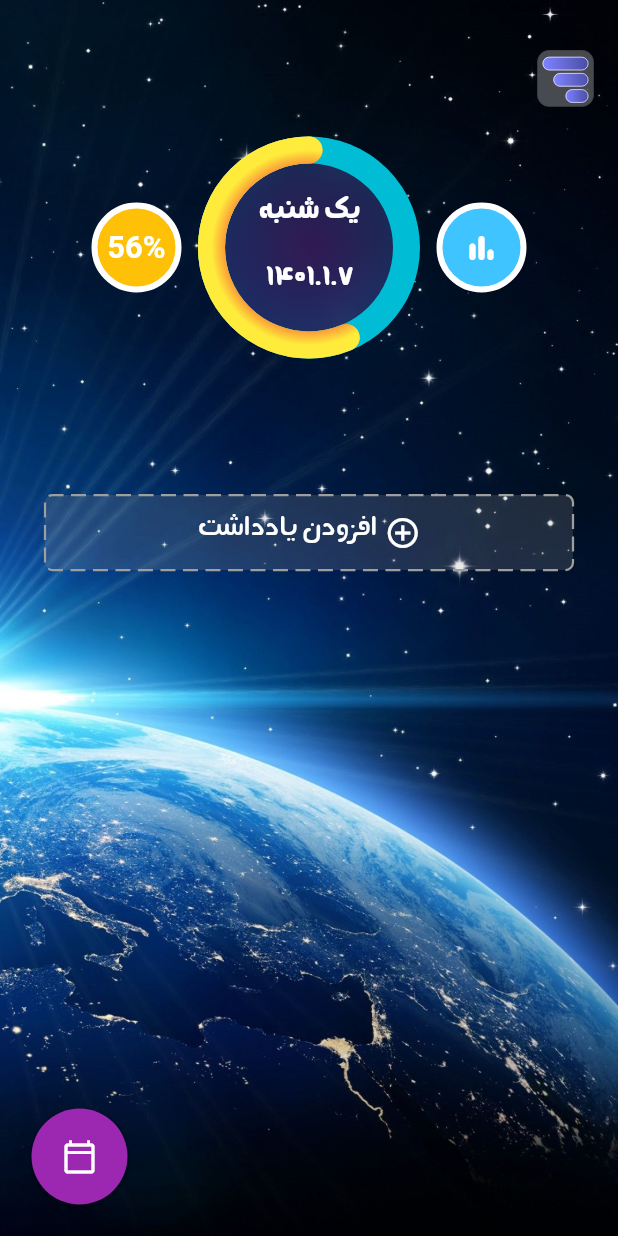
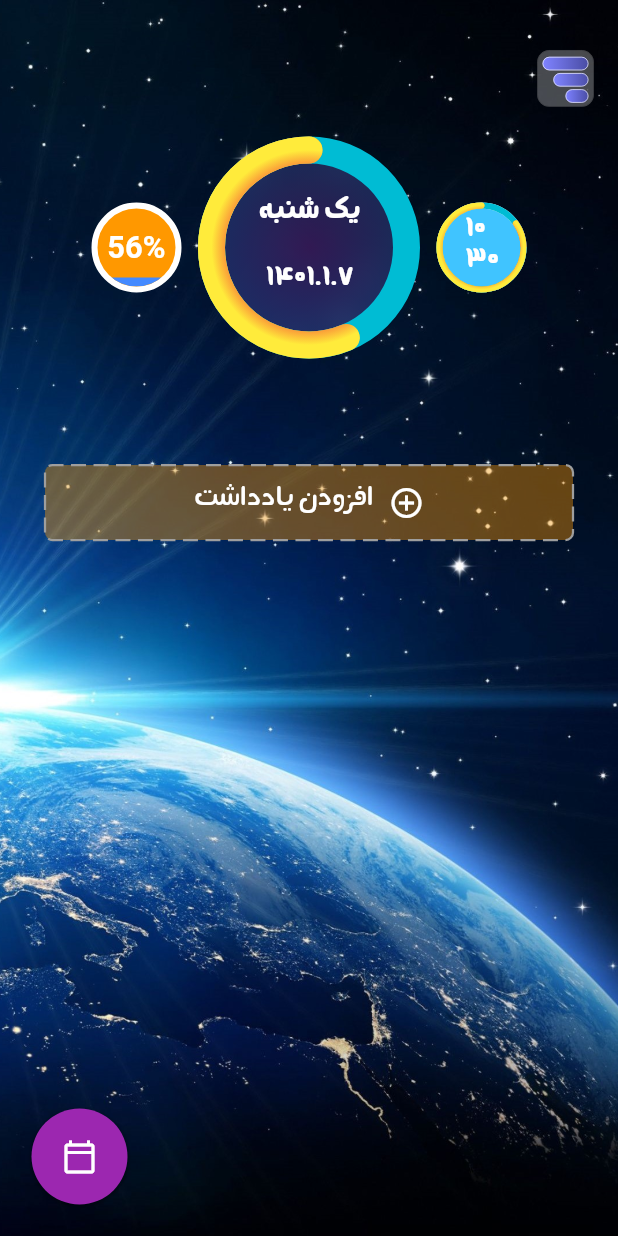
Before and after one commit to samad-nkarimi/today_app, a Flutter app: the screen it shows after launch, in the side drawer, after a tap on the "calendar today" icon, on a phone screen of 412 x 824 dp. Run offline on Flutter 3.47's test engine with Material 2 defaults, Android fonts, the phone set to English and light mode, and no system bars; drawn by our look-alikes of dotted_border; our stand-ins replace bloc, equatable, flutter_bloc, flutter_local_notifications, flutter_svg, rxdart and 1 more; missing offline and left inert: flutter_email_sender, store_redirect; accounts and stored records are empty; Roboto replaces fonts that are missing (ANegar).

Commit message:
ui change in widgets

```diff
--- a/lib/models/note.dart
+++ b/lib/models/note.dart
@@ -48,20 +48,30 @@ class Note extends Equatable {
     this.subTitle = subTitle;
   }
 
+  final List<Color> colors = [
+    Colors.red,
+    Colors.amber,
+    Colors.blue,
+    Colors.orange,
+    Colors.yellow,
+    Colors.green,
+  ];
+
   void setLabelColor(int colorIndex) {
-    switch (colorIndex) {
-      case 0:
-        labelColor = Colors.red;
-        break;
-      case 1:
-        labelColor = Colors.blueGrey;
-        break;
-      case 2:
-        labelColor = Colors.green;
-        break;
-      default:
-        labelColor = Colors.orange;
-    }
+    labelColor = colors[colorIndex];
+    // switch (colorIndex) {
+    //   case 0:
+    //     labelColor = colors[colorIndex];
+    //     break;
+    //   case 1:
+    //     labelColor = Colors.blueGrey;
+    //     break;
+    //   case 2:
+    //     labelColor = Colors.green;
+    //     break;
+    //   default:
+    //     labelColor = Colors.orange;
+    // }
     // labelColor = color;
   }
 
--- a/lib/screens/calender_page.dart
+++ b/lib/screens/calender_page.dart
@@ -148,10 +148,10 @@ class _CalendarPageState extends State<CalendarPage> {
                       child: const CustomCalendar(),
                     ),
                     const SizedBox(height: 20),
-                    if (notes.isEmpty) noNoteWidget(),
+                    // if (notes.isEmpty) noNoteWidget(),
+                    addNoteButtonWidget(),
+                    const SizedBox(height: 20),
                     for (int i = 0; i < notes.length; i++) NoteItem(notes[i]),
-                    const SizedBox(height: 20),
-                    addNoteButtonWidget(),
                     BlocBuilder<CalenderBloc, CalenderState>(
                         buildWhen: (previous, current) {
                       if (current is MonthAdequaciesCalenderState) {
--- a/lib/screens/home_page.dart
+++ b/lib/screens/home_page.dart
@@ -11,6 +11,7 @@ import 'package:today/utils/date_converter.dart';
 import 'package:today/widgets/add_note_button_widget.dart';
 import 'package:today/widgets/floating_button_widget.dart';
 import 'package:today/widgets/form_widget.dart';
+import 'package:today/widgets/hour_widget.dart';
 
 import '../blocs/note/note.dart';
 import 'calender_page.dart';
@@ -74,12 +75,7 @@ class _HomePageState extends State<HomePage> {
     return Scaffold(
       endDrawer: const DrawerWidget(),
       body: Builder(builder: (BuildContext context) {
-        return RefreshIndicator(
-          onRefresh: () async {
-            await Future.delayed(Duration.zero)
-                .then((value) => setState(() {}));
-          },
-          child: Container(
+        return Container(
           // color: Colors.blue.shade100,
           height: double.infinity,
           decoration: const BoxDecoration(
@@ -136,7 +132,8 @@ class _HomePageState extends State<HomePage> {
                           topPicture(),
                           // SizedBox(height: showBoardSize / 2 + 30),
                           // if (notes.isEmpty) noNoteWidget(),
-
+                          addNoteWidgetButton(),
+                          // const SizedBox(height: 20),
                           ListView(
                             shrinkWrap: true,
                             scrollDirection: Axis.vertical,
@@ -145,8 +142,7 @@ class _HomePageState extends State<HomePage> {
                                 NoteItem(notes[i]),
                             ],
                           ),
-                            const SizedBox(height: 20),
-                            addNoteWidgetButton(),
+
                           // Container(
                           //   margin: const EdgeInsets.symmetric(
                           //       horizontal: 30, vertical: 30),
@@ -173,12 +169,11 @@ class _HomePageState extends State<HomePage> {
                   children: [
                     _showPercentWidget(),
                     _todayInfoWidget(),
-                      _statisticWidget(),
+                    const HourWidget(),
                   ],
                 ),
               ),
             ],
-            ),
           ),
         );
       }),
@@ -241,6 +236,8 @@ class _HomePageState extends State<HomePage> {
         ),
         ForPainting(
           radius: showBoardSize / 2,
+          offset: 50,
+          stroke: 18.0,
           fillPercent: getHourPercent(),
         ),
       ],
@@ -254,30 +251,28 @@ class _HomePageState extends State<HomePage> {
       height: 60,
       width: 60,
       decoration: BoxDecoration(
-        color: Colors.amber,
+        color: Colors.orange,
         borderRadius: BorderRadius.circular(50.0),
         border: Border.all(width: 4, color: Colors.white),
       ),
-      child: Text(
+      child: ClipRRect(
+        borderRadius: BorderRadius.circular(50.0),
+        child: Stack(
+          alignment: Alignment.center,
+          children: [
+            Align(
+              alignment: Alignment.bottomCenter,
+              child: Container(
+                height: 0.1 * 60,
+                color: Colors.blueAccent,
+              ),
+            ),
+            Text(
               "${(getHourPercent() * 100).toStringAsFixed(0)}%",
               style: const TextStyle(fontFamily: "ANegar", color: Colors.white),
             ),
-    );
-  }
-
-  Widget _statisticWidget() {
-    return GestureDetector(
-      onTap: () => Navigator.pushNamed(context, MoodPage.routeName),
-      child: Container(
-        margin: const EdgeInsets.all(20.0),
-        height: 60,
-        width: 60,
-        decoration: BoxDecoration(
-          color: Colors.lightBlueAccent,
-          borderRadius: BorderRadius.circular(50.0),
-          border: Border.all(width: 4, color: Colors.white),
+          ],
         ),
-        child: const Icon(Icons.bar_chart_rounded, color: Colors.white),
       ),
     );
   }
--- a/lib/utils/draw_arc.dart
+++ b/lib/utils/draw_arc.dart
@@ -5,9 +5,16 @@ import 'dart:math';
 
 class ForPainting extends StatefulWidget {
   final double radius;
+  final double offset;
   final double fillPercent;
-  const ForPainting({Key? key, this.radius = 50, this.fillPercent = 1})
-      : super(key: key);
+  final double stroke;
+  const ForPainting({
+    Key? key,
+    this.radius = 50,
+    this.fillPercent = 1,
+    this.stroke = 5,
+    this.offset = 50,
+  }) : super(key: key);
 
   @override
   _ForPaintingState createState() => _ForPaintingState();
@@ -17,6 +24,7 @@ class _ForPaintingState extends State<ForPainting> {
   @override
   Widget build(BuildContext context) {
     // Size size = MediaQuery.of(context).size;
+    print("object");
 
     Size size = const Size(100.0, 100.0);
     return Container(
@@ -24,7 +32,8 @@ class _ForPaintingState extends State<ForPainting> {
       // height: 50.0,
       child: CustomPaint(
         size: size,
-        painter: Painter(widget.radius, widget.fillPercent),
+        painter: Painter(
+            widget.radius, widget.fillPercent, widget.stroke, widget.offset),
       ),
     );
   }
@@ -34,9 +43,11 @@ class Painter extends CustomPainter {
   // Paint cloudPaint;
   // Painter(this.cloudPaint);
   final double radius;
+  final double offset;
+  final double stroke;
   final double fillPercent;
 
-  Painter(this.radius, this.fillPercent);
+  Painter(this.radius, this.fillPercent, this.stroke, this.offset);
   @override
   void paint(Canvas canvas, Size size) {
     // double rectTop = 110.0;
@@ -46,7 +57,7 @@ class Painter extends CustomPainter {
     // double figureCenter = size.width / 2;
 
     Rect cloudBaseRect =
-        Rect.fromCircle(center: const Offset(50.0, 50.0), radius: radius);
+        Rect.fromCircle(center: Offset(offset, offset), radius: radius);
     // RRect cloudBase = RRect.fromRectAndRadius(
     //   cloudBaseRect,
     //   Radius.circular(10.0),
@@ -83,14 +94,14 @@ class Painter extends CustomPainter {
 
     Paint _paintBrush2 = Paint()
       // ..color = Colors.red
-      ..strokeWidth = 18.0
+      ..strokeWidth = stroke
       ..strokeCap = StrokeCap.round
       ..style = PaintingStyle.stroke
       ..shader = gradient.createShader(cloudBaseRect);
 
     Paint _paintBrush1 = Paint()
       // ..color = Colors.red
-      ..strokeWidth = 18.0
+      ..strokeWidth = stroke
       ..strokeCap = StrokeCap.round
       ..style = PaintingStyle.stroke
       ..shader = gradient.createShader(cloudBaseRect)
@@ -98,7 +109,7 @@ class Painter extends CustomPainter {
 
     Paint _paintBrush3 = Paint()
           ..color = Colors.cyan
-          ..strokeWidth = 18.0
+          ..strokeWidth = stroke
           ..strokeCap = StrokeCap.round
           ..style = PaintingStyle.stroke
         // ..shader = gradient.createShader(cloudBaseRect)
--- a/lib/widgets/add_note_button_widget.dart
+++ b/lib/widgets/add_note_button_widget.dart
@@ -17,7 +17,7 @@ class AddNoteButton extends StatelessWidget {
       margin: const EdgeInsets.symmetric(horizontal: 30.0, vertical: 10.0),
       decoration: BoxDecoration(
         borderRadius: BorderRadius.circular(5.0),
-        color: Colors.grey.withOpacity(0.2),
+        color: Colors.orange.withOpacity(0.4),
       ),
       child: DottedBorder(
         borderType: BorderType.RRect,
@@ -33,7 +33,7 @@ class AddNoteButton extends StatelessWidget {
             children: [
               Text("افزودن یادداشت", style: Theme.of(context).textTheme.button),
               const Padding(
-                padding: EdgeInsets.only(left: 5.0),
+                padding: EdgeInsets.only(left: 10.0),
                 child: Icon(Icons.add_circle_outline, color: Colors.white),
               ),
             ],
--- a/lib/widgets/form_widget.dart
+++ b/lib/widgets/form_widget.dart
@@ -80,8 +80,9 @@ class _FormWidgetState extends State<FormWidget> {
                     Padding(
                       padding: const EdgeInsets.all(8.0),
                       child: IconButton(
-                          onPressed: _confirmNote,
-                          icon: const Icon(Icons.save)),
+                        onPressed: _confirmNote,
+                        icon: const Icon(Icons.done_rounded),
+                      ),
                     )
                   ],
                 ),
@@ -144,13 +145,13 @@ class _FormWidgetState extends State<FormWidget> {
                             // helperText: "hey",
                             // focusColor: Colors.blue.withOpacity(0.5),
                           ),
-                          validator: (subTitle) {
-                            note.setSubTitle(subTitle!);
-                            if (subTitle == null || subTitle.isEmpty) {
-                              return "please enter some text!";
-                            }
-                            return null;
-                          },
+                          // validator: (subTitle) {
+                          //   note.setSubTitle(subTitle!);
+                          //   if (subTitle == null || subTitle.isEmpty) {
+                          //     return "please enter some text!";
+                          //   }
+                          //   return null;
+                          // },
                         ),
                       ),
                     ),
@@ -405,6 +406,9 @@ class _FormWidgetState extends State<FormWidget> {
           ),
           height: 40,
           width: 40,
+          child: noteColorIndex == i
+              ? const Icon(Icons.done_rounded, color: Colors.white)
+              : const Text(""),
         ),
       ),
     );
--- /dev/null
+++ b/lib/widgets/hour_widget.dart
@@ -0,0 +1,52 @@
+import 'dart:async';
+
+import 'package:flutter/material.dart';
+import 'package:today/utils/draw_arc.dart';
+
+class HourWidget extends StatefulWidget {
+  const HourWidget({Key? key}) : super(key: key);
+
+  @override
+  State<HourWidget> createState() => _HourWidgetState();
+}
+
+class _HourWidgetState extends State<HourWidget> {
+  @override
+  void initState() {
+    super.initState();
+    setState(() {
+      Timer.periodic(const Duration(seconds: 1), (Timer t) => setState(() {}));
+    });
+  }
+
+  @override
+  Widget build(BuildContext context) {
+    return Container(
+      margin: const EdgeInsets.all(20.0),
+      height: 60,
+      width: 60,
+      decoration: BoxDecoration(
+        color: Colors.lightBlueAccent,
+        borderRadius: BorderRadius.circular(50.0),
+        border: Border.all(width: 4, color: Colors.white),
+      ),
+      // alignment: Alignment.center,
+      child: Stack(
+        alignment: Alignment.center,
+        children: [
+          Text(
+            "${DateTime.now().hour.toString()}\n${DateTime.now().minute}",
+            style: const TextStyle(color: Colors.white),
+          ),
+          ForPainting(
+            key: Key(DateTime.now().second.toString()),
+            offset: 30 - 4, //half of width minus  stroke width
+            radius: 28,
+            stroke: 4,
+            fillPercent: (59 - DateTime.now().second) / 59.0,
+          ),
+        ],
+      ),
+    );
+  }
+}
```
Lines whose indentation alone changed are shown as unchanged.
